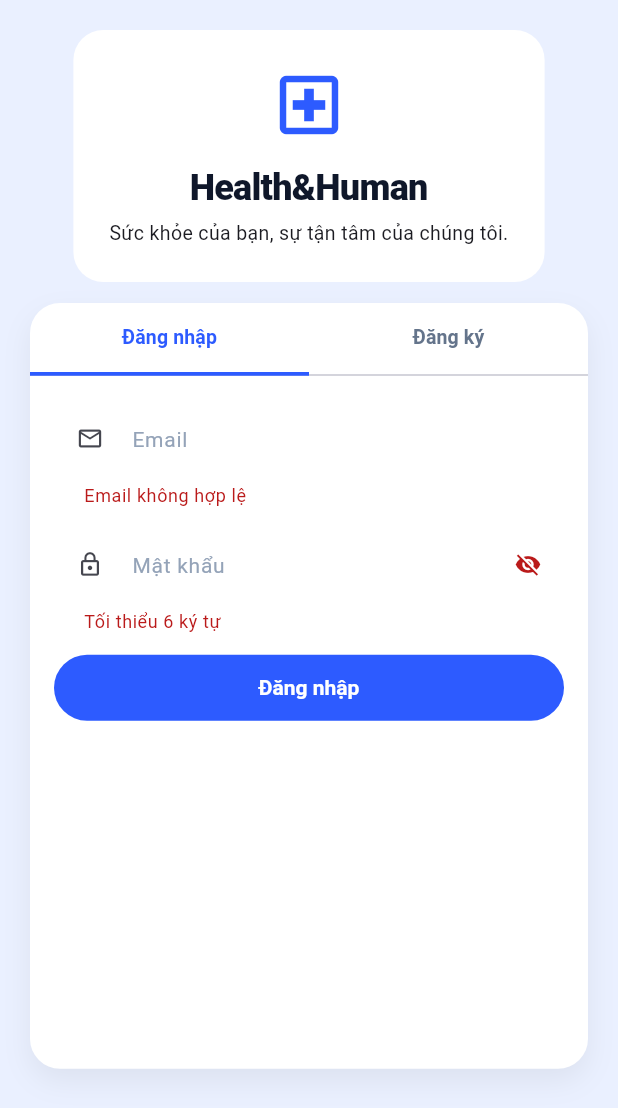
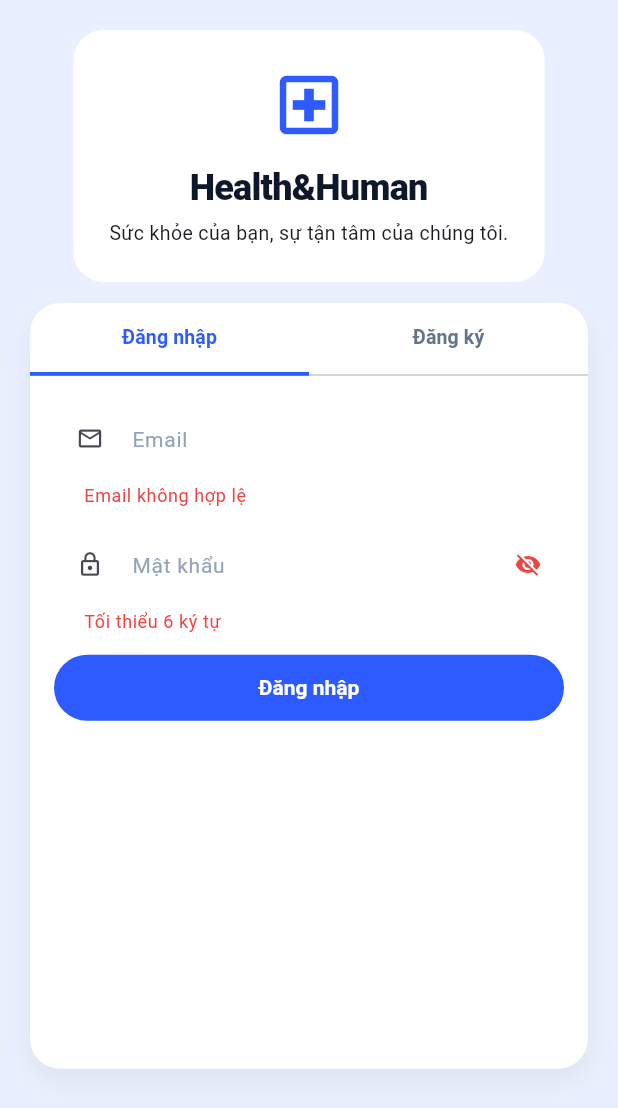
Before and after one commit to WilliamsHugh/ClinicAppoiment, a Flutter app: the screen it shows after launch, after a tap on "Đăng nhập", on a phone screen of 412 x 824 dp. Shown: the top 1108 px of the screen. Run offline on Flutter 3.47's test engine with Material 3 defaults, Android fonts, the phone set to English and light mode, and no system bars; our stand-ins replace flutter_secure_storage.

Commit message:
feat(theme): standardize Health&Human design tokens across Flutter and Web [M3-UI-LEAD-001]
- Flutter: enrich ClinicColors with semantic health tokens (success, warning, danger, info) and surfaceSubtle
- Flutter: wire semantic error and surfaceContainerHighest into ThemeData ColorScheme
- Web: expand globals.css with complete Health&Human CSS tokens matching ClinicColors
- Fully aligned with docs/ui-design-contract.md

```diff
--- a/apps/patient-app/lib/core/theme/app_theme.dart
+++ b/apps/patient-app/lib/core/theme/app_theme.dart
@@ -9,12 +9,26 @@ abstract final class ClinicColors {
   static const primaryDark = Color(0xFF1E4FE0);
   // Màu thẻ / search
   static const card = Color(0xFFFFFFFF);
+  static const surfaceSubtle = Color(0xFFF8FAFC);
   // Màu text
   static const ink = Color(0xFF0F172A);
   static const muted = Color(0xFF64748B);
   static const mutedLight = Color(0xFF94A3B8);
   // Viền nhạt
   static const border = Color(0xFFE2E8F0);
+  // Trạng thái y tế (Health&Human semantic status colors)
+  static const success = Color(0xFF10B981);
+  static const successLight = Color(0xFFECFDF5);
+  static const successDark = Color(0xFF047857);
+  static const warning = Color(0xFFF59E0B);
+  static const warningLight = Color(0xFFFFFBEB);
+  static const warningDark = Color(0xFFB45309);
+  static const danger = Color(0xFFEF4444);
+  static const dangerLight = Color(0xFFFEF2F2);
+  static const dangerDark = Color(0xFFB91C1C);
+  static const info = Color(0xFF0284C7);
+  static const infoLight = Color(0xFFF0F9FF);
+  static const infoDark = Color(0xFF075985);
   // Star
   static const star = Color(0xFF0F172A);
   static const starGold = Color(0xFFF59E0B);
@@ -27,6 +41,8 @@ ThemeData buildPatientTheme() {
     seedColor: seed,
     primary: ClinicColors.primary,
     surface: ClinicColors.scaffold,
+    error: ClinicColors.danger,
+    surfaceContainerHighest: ClinicColors.surfaceSubtle,
   );
   return ThemeData(
     colorScheme: scheme,
```
Also changed, not shown: 1 other file.
